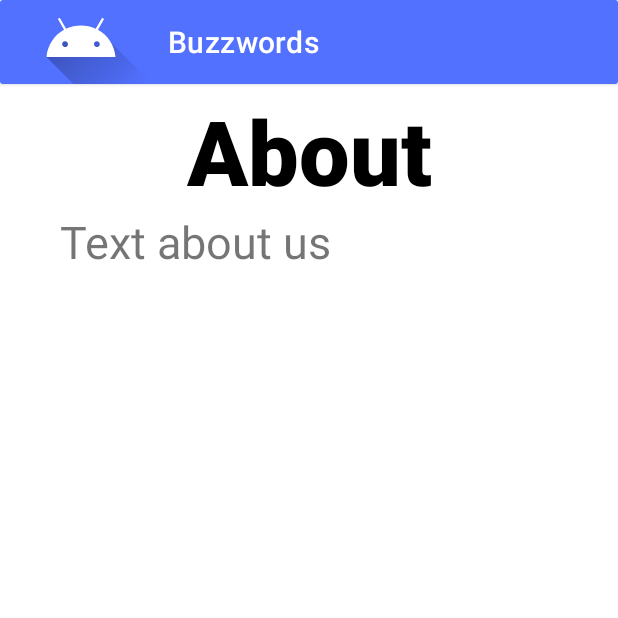
After one commit to ThomasPark32/Buzzwordsv1_1, an Android app: the AboutActivity screen opened directly, with no data from a screen before it, on a phone screen of 412 x 824 dp, the top half of it. The commit adds this screen. Run offline under Robolectric (Android 15) with nearby library versions, the phone set to English and light mode, and no system bars.

Commit message:
Added about page

```diff
--- a/app/src/main/AndroidManifest.xml
+++ b/app/src/main/AndroidManifest.xml
@@ -11,6 +11,9 @@
         android:supportsRtl="true"
         android:theme="@style/Theme.Buzzwordsv1_1"
         tools:targetApi="31">
+        <activity
+            android:name=".AboutActivity"
+            android:exported="false" />
         <activity
             android:name=".SettingsActivity"
             android:exported="false" />
--- /dev/null
+++ b/app/src/main/java/com/example/buzzwordsv1_1/AboutActivity.java
@@ -0,0 +1,22 @@
+package com.example.buzzwordsv1_1;
+
+import androidx.appcompat.app.AppCompatActivity;
+
+import android.os.Bundle;
+import android.view.View;
+import android.view.Window;
+
+public class AboutActivity extends AppCompatActivity {
+
+    @Override
+    protected void onCreate(Bundle savedInstanceState) {
+        super.onCreate(savedInstanceState);
+        supportRequestWindowFeature(Window.FEATURE_NO_TITLE);
+        setContentView(R.layout.activity_about);
+    }
+
+    public void returnToMain(View v){
+        finish();
+    }
+
+}
--- a/app/src/main/java/com/example/buzzwordsv1_1/MainActivity.java
+++ b/app/src/main/java/com/example/buzzwordsv1_1/MainActivity.java
@@ -1,7 +1,13 @@
 package com.example.buzzwordsv1_1;
 
 import androidx.appcompat.app.AppCompatActivity;
+import androidx.fragment.app.DialogFragment;
+import androidx.fragment.app.Fragment;
+import androidx.fragment.app.FragmentTransaction;
 
+import android.app.AlertDialog;
+import android.app.Dialog;
+import android.content.DialogInterface;
 import android.content.Intent;
 import android.os.Bundle;
 import android.view.View;
@@ -30,6 +36,11 @@ public class MainActivity extends AppCompatActivity {
         startActivity(tent);
     }
 
+    public void goToAbout(View v) {
+        Intent tent = new Intent(this, AboutActivity.class);
+        startActivity(tent);
+    }
+
     public void goToSearch(View v) {
         EditText searchTextBox = findViewById(R.id.searchTextBox);
         String query = searchTextBox.getText().toString();
--- /dev/null
+++ b/app/src/main/res/layout/activity_about.xml
@@ -0,0 +1,82 @@
+<?xml version="1.0" encoding="utf-8"?>
+<androidx.constraintlayout.widget.ConstraintLayout xmlns:android="http://schemas.android.com/apk/res/android"
+    xmlns:app="http://schemas.android.com/apk/res-auto"
+    xmlns:tools="http://schemas.android.com/tools"
+    android:id="@+id/MainLayout"
+    android:layout_width="match_parent"
+    android:layout_height="match_parent"
+    tools:context=".SettingsActivity">
+
+    <androidx.cardview.widget.CardView
+        android:id="@+id/TopCard"
+        android:layout_width="match_parent"
+        android:layout_height="wrap_content"
+        app:layout_constraintEnd_toEndOf="parent"
+        app:layout_constraintStart_toStartOf="parent"
+        app:layout_constraintTop_toTopOf="parent">
+
+        <androidx.appcompat.widget.Toolbar
+            android:id="@+id/topBar"
+            android:layout_width="match_parent"
+            android:layout_height="wrap_content"
+            android:background="@color/buzzblue"
+            android:clickable="true"
+            android:layerType="none"
+            android:minHeight="?attr/actionBarSize"
+            android:onClick="returnToMain"
+            android:theme="?attr/actionBarTheme"
+            app:navigationIcon="@drawable/ic_launcher_foreground"
+            app:title="@string/title"
+            app:titleTextColor="#FFFFFF" />
+    </androidx.cardview.widget.CardView>
+
+    <ScrollView
+        android:id="@+id/ScrollableView"
+        android:layout_width="match_parent"
+        android:layout_height="match_parent"
+        app:layout_constraintEnd_toEndOf="parent"
+        app:layout_constraintStart_toStartOf="parent"
+        app:layout_constraintTop_toTopOf="parent">
+
+        <LinearLayout
+            android:id="@+id/TallBox"
+            android:layout_width="match_parent"
+            android:layout_height="wrap_content"
+            android:orientation="vertical">
+
+            <androidx.constraintlayout.widget.ConstraintLayout
+                android:id="@+id/MainBody"
+                android:layout_width="match_parent"
+                android:layout_height="match_parent">
+
+                <TextView
+                    android:id="@+id/SettingsTitle"
+                    android:layout_width="match_parent"
+                    android:layout_height="wrap_content"
+                    android:layout_marginTop="60dp"
+                    android:fontFamily="sans-serif-black"
+                    android:text="@string/aboutStr"
+                    android:textAlignment="center"
+                    android:textColor="#000000"
+                    android:textSize="60sp"
+                    app:layout_constraintEnd_toEndOf="parent"
+                    app:layout_constraintStart_toStartOf="parent"
+                    app:layout_constraintTop_toTopOf="parent" />
+
+                <TextView
+                    android:id="@+id/Setting1Txt"
+                    android:layout_width="wrap_content"
+                    android:layout_height="wrap_content"
+                    android:layout_marginStart="40dp"
+                    android:text="Text about us"
+                    android:textSize="30sp"
+                    app:layout_constraintBottom_toBottomOf="parent"
+                    app:layout_constraintStart_toStartOf="parent"
+                    app:layout_constraintTop_toBottomOf="@+id/SettingsTitle" />
+
+            </androidx.constraintlayout.widget.ConstraintLayout>
+
+        </LinearLayout>
+    </ScrollView>
+
+</androidx.constraintlayout.widget.ConstraintLayout>
--- a/app/src/main/res/layout/activity_main.xml
+++ b/app/src/main/res/layout/activity_main.xml
@@ -327,6 +327,7 @@
                         android:layout_width="match_parent"
                         android:layout_height="wrap_content"
                         android:backgroundTint="#BE5271FF"
+                        android:onClick="goToAbout"
                         android:text="@string/aboutStr"
                         android:textAlignment="viewStart"
                         android:textSize="16sp" />
--- a/app/src/main/res/values/strings.xml
+++ b/app/src/main/res/values/strings.xml
@@ -21,4 +21,5 @@
     <string name="copyrightTxt">Buzzwords Inc. 2023</string>
     <string name="poggersTest"><b><u>Poggers</u></b></string>
     <string name="searchBoxStr">Search Word</string>
+    <string name="okayStr">Okay</string>
 </resources>
```
